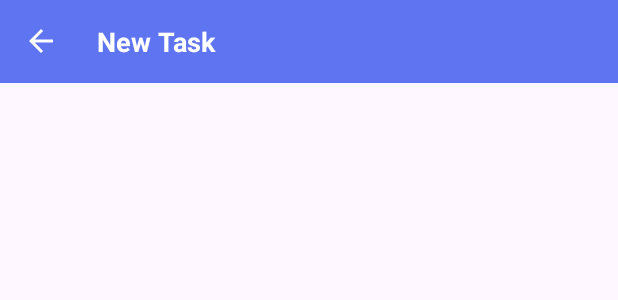
After one commit to Pedro29v/projectToti, an Android app: the layout fragment_add_task.xml on its own in the app's theme, with its tools: preview values and no code run, on a phone screen of 412 x 824 dp. The commit adds this screen. Shown: the top 300 px of the screen. Run offline under Robolectric (Android 15) with nearby library versions, the phone set to English and light mode, and no system bars.

Commit message:
create banner

```diff
--- /dev/null
+++ b/app/src/main/res/drawable/arrow_back.xml
@@ -0,0 +1,5 @@
+<vector xmlns:android="http://schemas.android.com/apk/res/android" android:autoMirrored="true" android:height="24dp" android:tint="#000000" android:viewportHeight="24" android:viewportWidth="24" android:width="24dp">
+
+    <path android:fillColor="@android:color/white" android:pathData="M20,11H7.83l5.59,-5.59L12,4l-8,8 8,8 1.41,-1.41L7.83,13H20v-2z"/>
+
+</vector>
--- a/app/src/main/res/layout/activity_main.xml
+++ b/app/src/main/res/layout/activity_main.xml
@@ -7,13 +7,6 @@
     android:layout_height="match_parent"
     tools:context=".MainActivity">
 
-    <TextView
-        android:layout_width="wrap_content"
-        android:layout_height="wrap_content"
-        android:text="Hello World!"
-        app:layout_constraintBottom_toBottomOf="parent"
-        app:layout_constraintEnd_toEndOf="parent"
-        app:layout_constraintStart_toStartOf="parent"
-        app:layout_constraintTop_toTopOf="parent" />
+
 
 </androidx.constraintlayout.widget.ConstraintLayout>
--- /dev/null
+++ b/app/src/main/res/layout/fragment_add_task.xml
@@ -0,0 +1,24 @@
+<?xml version="1.0" encoding="utf-8"?>
+<androidx.constraintlayout.widget.ConstraintLayout xmlns:android="http://schemas.android.com/apk/res/android"
+    android:id="@+id/parent_layout"
+    android:layout_width="match_parent"
+    android:layout_height="match_parent"
+    xmlns:app="http://schemas.android.com/apk/res-auto">
+
+    <androidx.appcompat.widget.AppCompatTextView
+        android:layout_width="match_parent"
+        android:layout_height="wrap_content"
+        app:layout_constraintTop_toTopOf="@+id/parent_layout"
+        android:text="@string/new_task"
+        android:padding="15dp"
+        android:background="@color/blue_light"
+        android:textColor="@color/white"
+        android:textStyle="bold"
+        android:textSize="18sp"
+        android:drawableStart="@drawable/arrow_back"
+        android:drawablePadding="25dp"
+        android:drawableTint="@color/white"
+
+        />
+
+</androidx.constraintlayout.widget.ConstraintLayout>
--- a/app/src/main/res/values/strings.xml
+++ b/app/src/main/res/values/strings.xml
@@ -1,3 +1,4 @@
 <resources>
     <string name="app_name">taskAppToti</string>
+    <string name="new_task">New Task</string>
 </resources>
```
